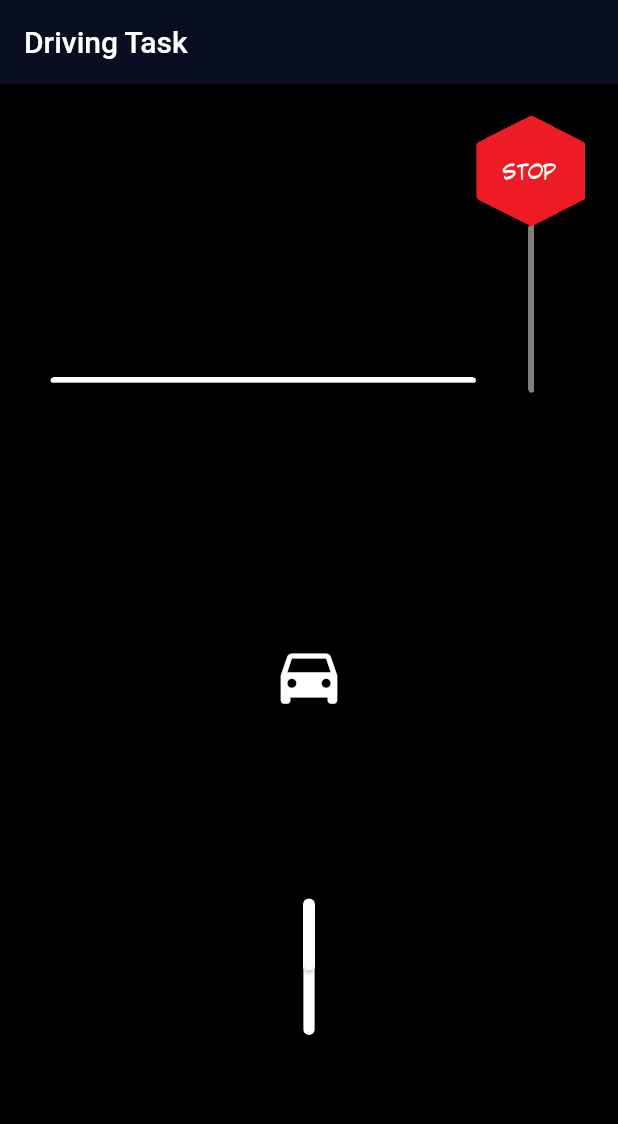
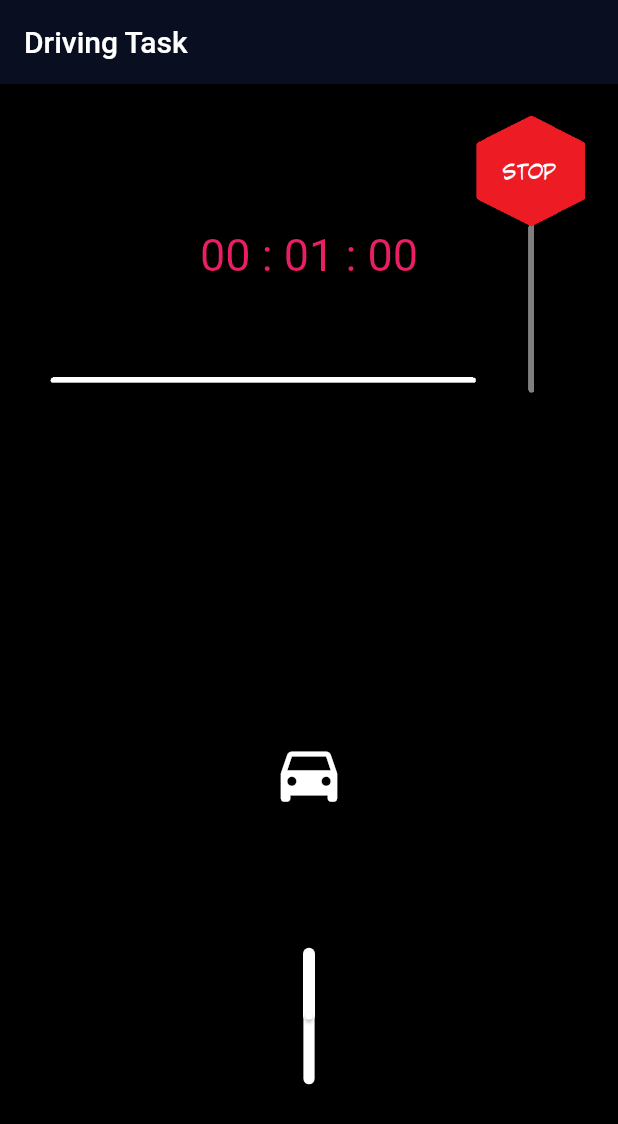
Before and after one commit to florencelarkin/ramp_task, a Flutter app: the screen it shows after launch, on a phone screen of 412 x 824 dp. Shown: the top 1124 px of the screen. Run offline on Flutter 3.47's test engine with Material 2 defaults, Android fonts, the phone set to English and light mode, and no system bars; drawn by our look-alikes of flutter_countdown_timer; our stand-ins replace sensors.

```diff
--- a/lib/main_page.dart
+++ b/lib/main_page.dart
@@ -1,5 +1,6 @@
 import 'package:flutter/material.dart';
 import 'dart:math';
+import 'package:flutter_countdown_timer/flutter_countdown_timer.dart';
 
 class MainPage extends StatefulWidget {
   @override
@@ -23,6 +24,7 @@ class _MainPageState extends State<MainPage> with TickerProviderStateMixin{
   double joyStickPos = 0.0;
   double getCurrentPos = 10.0;
   double dy = 0.0;
+  int endTime = DateTime.now().millisecondsSinceEpoch + 1000 * 60;
 
   double getPos (joyStick, currentPos) {
       dy = ((-.35*currentPos)+(-joyStick*50.0))*0.033;
@@ -48,6 +50,10 @@ class _MainPageState extends State<MainPage> with TickerProviderStateMixin{
           child: Column(
           mainAxisAlignment: MainAxisAlignment.spaceEvenly,
           children: <Widget>[
+            CountdownTimer(
+              endTime: endTime,
+              textStyle: TextStyle(fontSize: 30, color: Colors.pink),
+            ),
             SizedBox(
               height: 100.0,
             ),
--- a/pubspec.yaml
+++ b/pubspec.yaml
@@ -31,6 +31,7 @@ dependencies:
   flutter_xlider: ^3.4.0
   sensors: ^0.4.2+4
   control_pad: ^1.1.1+1
+  flutter_countdown_timer: ^1.3.0
 
 dev_dependencies:
   flutter_test:
```
Also changed, not shown: pubspec.lock.
